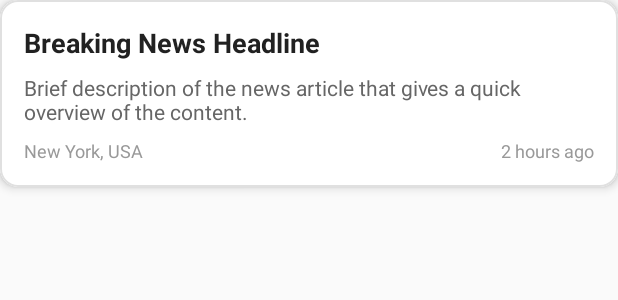
After one commit to Lebowzz/news_application, an Android app built with Jetpack Compose: the layout news_item.xml on its own in the app's theme, with its tools: preview values and no code run, on a phone screen of 412 x 824 dp. The commit adds this screen. Shown: the top 300 px of the screen. Run offline under Robolectric (Android 15) with nearby library versions, the phone set to English and light mode, and no system bars.

Commit message:
news page ui fix commit 1

```diff
--- a/app/build.gradle.kts
+++ b/app/build.gradle.kts
@@ -59,6 +59,8 @@ dependencies {
     implementation(libs.androidx.ui.tooling.preview)
     implementation(libs.androidx.material3)
     implementation(libs.androidx.work.runtime)
+    implementation(libs.material)
+    implementation(libs.swiperefreshlayout)
 
     // RecyclerView and Retrofit dependencies
     implementation(libs.androidx.recyclerview)
--- a/app/src/main/java/com/usj/news_application/workers/NewsNotificationWorker.kt
+++ b/app/src/main/java/com/usj/news_application/workers/NewsNotificationWorker.kt
@@ -26,9 +26,9 @@ class NewsNotificationWorker(
         fun schedulePeriodicWork(context: Context) {
             val newsWorkRequest = PeriodicWorkRequestBuilder<NewsNotificationWorker>(
                 15, // Interval
-                TimeUnit.SECONDS, // Changed to minutes for production
+                TimeUnit.MINUTES, // Changed to minutes for production
                 5, // Flex interval
-                TimeUnit.SECONDS
+                TimeUnit.MINUTES
             ).setConstraints(
                 Constraints.Builder()
                     .setRequiredNetworkType(NetworkType.CONNECTED)
--- /dev/null
+++ b/app/src/main/res/layout/news_item.xml
@@ -0,0 +1,65 @@
+<?xml version="1.0" encoding="utf-8"?>
+<com.google.android.material.card.MaterialCardView
+    xmlns:android="http://schemas.android.com/apk/res/android"
+    xmlns:app="http://schemas.android.com/apk/res-auto"
+    xmlns:tools="http://schemas.android.com/tools"
+    android:layout_width="match_parent"
+    android:layout_height="wrap_content"
+    android:layout_marginBottom="12dp"
+    app:cardCornerRadius="12dp"
+    app:cardElevation="4dp"
+    app:strokeWidth="1dp"
+    app:strokeColor="#E0E0E0">
+
+    <LinearLayout
+        android:layout_width="match_parent"
+        android:layout_height="wrap_content"
+        android:orientation="vertical"
+        android:padding="16dp">
+
+        <TextView
+            android:id="@+id/title"
+            android:layout_width="match_parent"
+            android:layout_height="wrap_content"
+            android:textSize="18sp"
+            android:textStyle="bold"
+            android:textColor="#212121"
+            android:paddingBottom="8dp"
+            tools:text="Breaking News Headline"/>
+
+        <TextView
+            android:id="@+id/content"
+            android:layout_width="match_parent"
+            android:layout_height="wrap_content"
+            android:textSize="14sp"
+            android:textColor="#666666"
+            android:maxLines="3"
+            android:ellipsize="end"
+            android:paddingBottom="8dp"
+            tools:text="Brief description of the news article that gives a quick overview of the content."/>
+
+        <LinearLayout
+            android:layout_width="match_parent"
+            android:layout_height="wrap_content"
+            android:orientation="horizontal"
+            android:gravity="center_vertical">
+
+            <TextView
+                android:id="@+id/location"
+                android:layout_width="0dp"
+                android:layout_height="wrap_content"
+                android:layout_weight="1"
+                android:textSize="12sp"
+                android:textColor="#999999"
+                tools:text="New York, USA"/>
+
+            <TextView
+                android:id="@+id/datetime"
+                android:layout_width="wrap_content"
+                android:layout_height="wrap_content"
+                android:textSize="12sp"
+                android:textColor="#999999"
+                tools:text="2 hours ago"/>
+        </LinearLayout>
+    </LinearLayout>
+</com.google.android.material.card.MaterialCardView>
--- a/gradle/libs.versions.toml
+++ b/gradle/libs.versions.toml
@@ -34,6 +34,8 @@ gson = "com.google.code.gson:gson:2.10"
 androidx-appcompat = { group = "androidx.appcompat", name = "appcompat", version.ref = "androidx-appcompat" }
 androidx-fragment-ktx = { group = "androidx.fragment", name = "fragment-ktx", version.ref = "fragment-ktx" }
 androidx-work-runtime = { group = "androidx.work", name = "work-runtime-ktx", version.ref = "work" }
+material = { group = "com.google.android.material", name = "material", version = "1.5.0" }
+swiperefreshlayout = { group = "androidx.swiperefreshlayout", name = "swiperefreshlayout", version = "1.1.0" }
 
 [plugins]
 android-application = { id = "com.android.application", version.ref = "agp" }
```
Also changed, not shown: app/src/main/java/com/usj/news_application/views/NewsPage.kt (+10 -2 lines), app/src/main/res/layout/fragment_news_page.xml (+26 -4 lines), app/src/main/res/layout/news_page.xml (+21 -21 lines).
